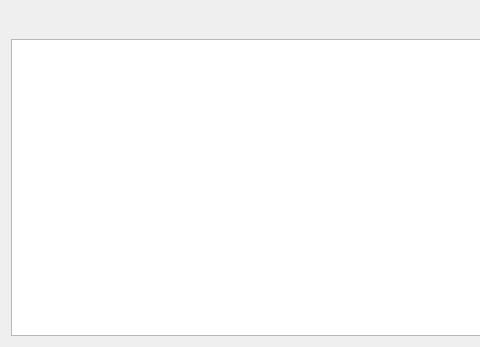
Qt form src/customwidgets/notesdockwidget.ui (ModbusScope/ModbusScope) before a commit; both pictures show x 0 to 480 and y 0 to 347 of the 698 by 347 pixel window.
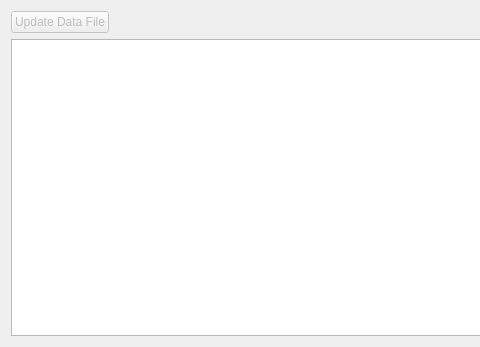
The same form after that commit.

Commit message: Add button to update notes in data file

```diff
--- a/src/customwidgets/notesdockwidget.ui
+++ b/src/customwidgets/notesdockwidget.ui
@@ -22,6 +22,16 @@
   <layout class="QVBoxLayout" name="verticalLayout">
    <item>
     <layout class="QHBoxLayout" name="horizontalLayout">
+     <item>
+      <widget class="QPushButton" name="btnUpdateDataFile">
+       <property name="enabled">
+        <bool>false</bool>
+       </property>
+       <property name="text">
+        <string>Update Data File</string>
+       </property>
+      </widget>
+     </item>
      <item>
       <spacer name="horizontalSpacer">
        <property name="orientation">
```
The commit also changes 9 other files.
